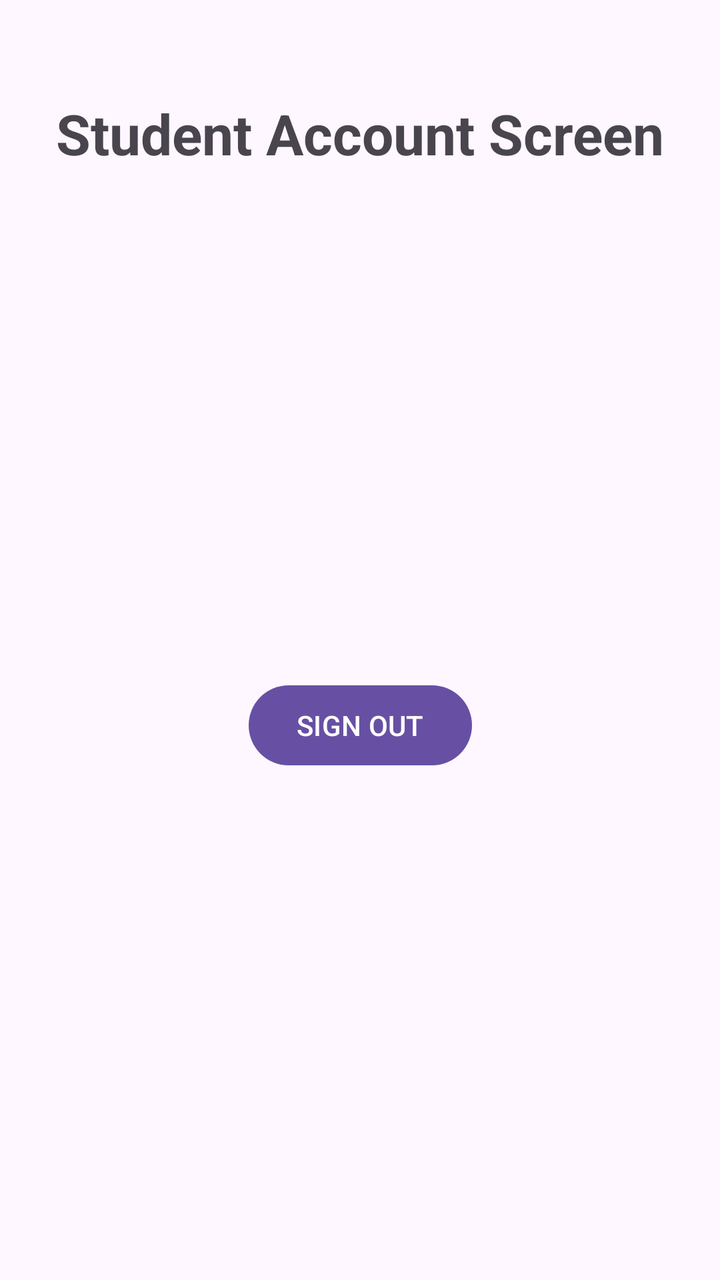
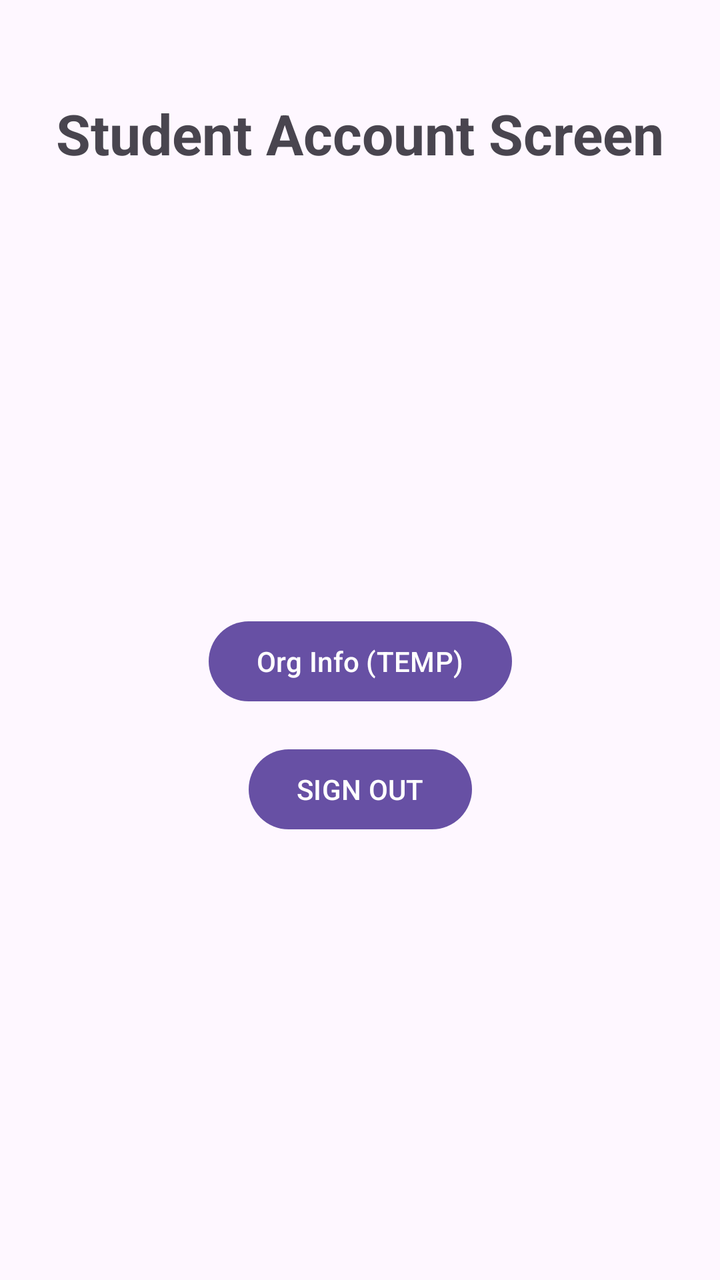

Screens rendered from an Android XML layout before and after an edit, with the pre-edit source and the edit as a unified diff.
<!-- AndroidManifest.xml: application theme Theme.BulletinBoard -->
<!-- res/layout/fragment_student_account_screen.xml -->
<?xml version="1.0" encoding="utf-8"?>
<androidx.constraintlayout.widget.ConstraintLayout xmlns:android="http://schemas.android.com/apk/res/android"
    xmlns:app="http://schemas.android.com/apk/res-auto"
    xmlns:tools="http://schemas.android.com/tools"
    android:id="@+id/frameLayout2"
    android:layout_width="match_parent"
    android:layout_height="match_parent"
    tools:context=".StudentAccountScreen">

    <TextView
        android:id="@+id/tv_title"
        android:layout_width="wrap_content"
        android:layout_height="wrap_content"
        android:layout_marginTop="48dp"
        android:text="@string/student_account_screen"
        android:textSize="28sp"
        android:textStyle="bold"
        app:layout_constraintEnd_toEndOf="parent"
        app:layout_constraintStart_toStartOf="parent"
        app:layout_constraintTop_toTopOf="parent" />

    <Button
        android:id="@+id/btn_signOut"
        android:layout_width="wrap_content"
        android:layout_height="wrap_content"
        android:text="@string/sign_out"
        app:layout_constraintBottom_toBottomOf="parent"
        app:layout_constraintEnd_toEndOf="parent"
        app:layout_constraintStart_toStartOf="parent"
        app:layout_constraintTop_toBottomOf="@+id/tv_title" />

</androidx.constraintlayout.widget.ConstraintLayout>
<!-- resources referenced by this layout -->
<resources>
  <string name="sign_out">SIGN OUT</string>
  <string name="student_account_screen">Student Account Screen</string>
  <style name="Theme.BulletinBoard" parent="Base.Theme.BulletinBoard" />
  <style name="Base.Theme.BulletinBoard" parent="Theme.Material3.DayNight.NoActionBar">
          
          
      </style>
</resources>

<!-- the commit's change to res/layout/fragment_student_account_screen.xml (unified diff, before → after) -->
@@ -20,6 +20,18 @@
         app:layout_constraintTop_toTopOf="parent" />
 
     <Button
+        android:id="@+id/btn_TEMPorgInfo"
+        android:layout_width="wrap_content"
+        android:layout_height="wrap_content"
+        android:layout_marginBottom="16dp"
+        android:text="@string/temp_org_info"
+        app:layout_constraintBottom_toTopOf="@+id/btn_signOut"
+        app:layout_constraintEnd_toEndOf="parent"
+        app:layout_constraintStart_toStartOf="parent"
+        app:layout_constraintTop_toBottomOf="@+id/tv_title"
+        app:layout_constraintVertical_chainStyle="packed" />
+
+    <Button
         android:id="@+id/btn_signOut"
         android:layout_width="wrap_content"
         android:layout_height="wrap_content"
@@ -27,6 +39,6 @@
         app:layout_constraintBottom_toBottomOf="parent"
         app:layout_constraintEnd_toEndOf="parent"
         app:layout_constraintStart_toStartOf="parent"
-        app:layout_constraintTop_toBottomOf="@+id/tv_title" />
+        app:layout_constraintTop_toBottomOf="@+id/btn_TEMPorgInfo" />
 
 </androidx.constraintlayout.widget.ConstraintLayout>
<!-- resource entries referenced after the edit -->
@@ -2,6 +2,7 @@
 <resources>
   <string name="sign_out">SIGN OUT</string>
   <string name="student_account_screen">Student Account Screen</string>
+  <string name="temp_org_info">Org Info (TEMP)</string>
   <style name="Theme.BulletinBoard" parent="Base.Theme.BulletinBoard" />
   <style name="Base.Theme.BulletinBoard" parent="Theme.Material3.DayNight.NoActionBar">
           
